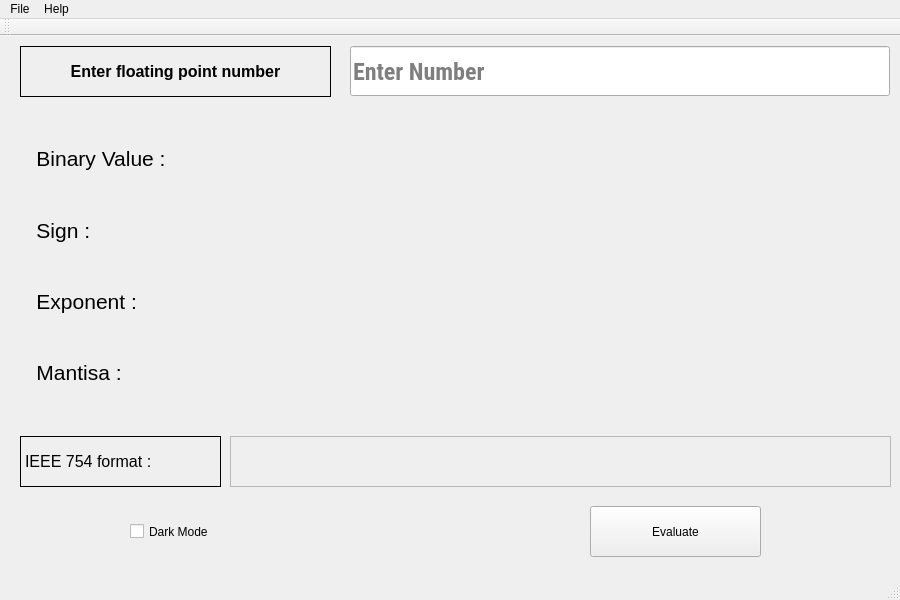
Before: the Qt Designer form mainwindow.ui in xzeck/COA, drawn with Qt 5.
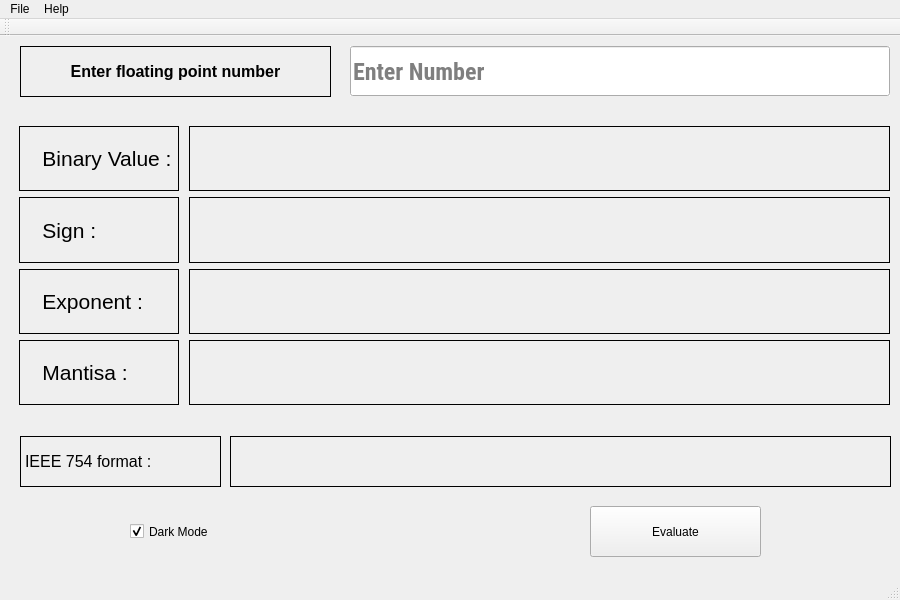
After: the same form once the commit is applied.

Patch:
```diff
--- a/mainwindow.ui
+++ b/mainwindow.ui
@@ -28,6 +28,9 @@
   <property name="documentMode">
    <bool>false</bool>
   </property>
+  <property name="tabShape">
+   <enum>QTabWidget::Triangular</enum>
+  </property>
   <widget class="QWidget" name="centralWidget">
    <property name="styleSheet">
     <string notr="true"/>
@@ -55,7 +58,7 @@
      </font>
     </property>
     <property name="autoFillBackground">
-     <bool>false</bool>
+     <bool>true</bool>
     </property>
     <property name="styleSheet">
      <string notr="true"/>
@@ -88,6 +91,9 @@
     <property name="toolTip">
      <string>Evaluate</string>
     </property>
+    <property name="autoFillBackground">
+     <bool>true</bool>
+    </property>
     <property name="text">
      <string>Evaluate</string>
     </property>
@@ -112,6 +118,9 @@
     <property name="toolTip">
      <string>Type your number here</string>
     </property>
+    <property name="autoFillBackground">
+     <bool>true</bool>
+    </property>
     <property name="styleSheet">
      <string notr="true"/>
     </property>
@@ -134,6 +143,9 @@
       <height>301</height>
      </rect>
     </property>
+    <property name="autoFillBackground">
+     <bool>true</bool>
+    </property>
     <layout class="QHBoxLayout" name="BaseHorizontalLayout" stretch="0,1">
      <property name="spacing">
       <number>10</number>
@@ -171,14 +183,20 @@
            <pointsize>16</pointsize>
           </font>
          </property>
+         <property name="autoFillBackground">
+          <bool>true</bool>
+         </property>
          <property name="styleSheet">
           <string notr="true"/>
          </property>
+         <property name="frameShape">
+          <enum>QFrame::Box</enum>
+         </property>
          <property name="frameShadow">
-          <enum>QFrame::Raised</enum>
+          <enum>QFrame::Plain</enum>
          </property>
          <property name="lineWidth">
-          <number>5</number>
+          <number>1</number>
          </property>
          <property name="text">
           <string>   Binary Value :</string>
@@ -201,14 +219,17 @@
            <pointsize>16</pointsize>
           </font>
          </property>
+         <property name="autoFillBackground">
+          <bool>true</bool>
+         </property>
          <property name="styleSheet">
           <string notr="true"/>
          </property>
          <property name="frameShape">
-          <enum>QFrame::NoFrame</enum>
+          <enum>QFrame::Box</enum>
          </property>
          <property name="frameShadow">
-          <enum>QFrame::Raised</enum>
+          <enum>QFrame::Plain</enum>
          </property>
          <property name="text">
           <string>   Sign :</string>
@@ -231,14 +252,17 @@
            <pointsize>16</pointsize>
           </font>
          </property>
+         <property name="autoFillBackground">
+          <bool>true</bool>
+         </property>
          <property name="styleSheet">
           <string notr="true"/>
          </property>
          <property name="frameShape">
-          <enum>QFrame::NoFrame</enum>
+          <enum>QFrame::Box</enum>
          </property>
          <property name="frameShadow">
-          <enum>QFrame::Raised</enum>
+          <enum>QFrame::Plain</enum>
          </property>
          <property name="text">
           <string>   Exponent :</string>
@@ -261,14 +285,17 @@
            <pointsize>16</pointsize>
           </font>
          </property>
+         <property name="autoFillBackground">
+          <bool>true</bool>
+         </property>
          <property name="styleSheet">
           <string notr="true"/>
          </property>
          <property name="frameShape">
-          <enum>QFrame::NoFrame</enum>
+          <enum>QFrame::Box</enum>
          </property>
          <property name="frameShadow">
-          <enum>QFrame::Raised</enum>
+          <enum>QFrame::Plain</enum>
          </property>
          <property name="text">
           <string>   Mantisa :</string>
@@ -284,6 +311,12 @@
       <layout class="QVBoxLayout" name="TextVerticalLayout">
        <item>
         <widget class="QLabel" name="BinaryDisplayLabel">
+         <property name="sizePolicy">
+          <sizepolicy hsizetype="Preferred" vsizetype="Preferred">
+           <horstretch>0</horstretch>
+           <verstretch>0</verstretch>
+          </sizepolicy>
+         </property>
          <property name="minimumSize">
           <size>
            <width>100</width>
@@ -298,14 +331,17 @@
          <property name="toolTip">
           <string>Displays the Binary value of number you entered</string>
          </property>
+         <property name="autoFillBackground">
+          <bool>true</bool>
+         </property>
          <property name="styleSheet">
           <string notr="true"/>
          </property>
          <property name="frameShape">
-          <enum>QFrame::NoFrame</enum>
+          <enum>QFrame::Box</enum>
          </property>
          <property name="frameShadow">
-          <enum>QFrame::Raised</enum>
+          <enum>QFrame::Plain</enum>
          </property>
          <property name="text">
           <string/>
@@ -328,14 +364,17 @@
          <property name="toolTip">
           <string>Shows the sign of the number, 0 is for positive and 1 is for negative</string>
          </property>
+         <property name="autoFillBackground">
+          <bool>true</bool>
+         </property>
          <property name="styleSheet">
           <string notr="true"/>
          </property>
          <property name="frameShape">
-          <enum>QFrame::NoFrame</enum>
+          <enum>QFrame::Box</enum>
          </property>
          <property name="frameShadow">
-          <enum>QFrame::Raised</enum>
+          <enum>QFrame::Plain</enum>
          </property>
          <property name="text">
           <string/>
@@ -361,14 +400,17 @@
          <property name="toolTip">
           <string>Shows the binary value of the exponent</string>
          </property>
+         <property name="autoFillBackground">
+          <bool>true</bool>
+         </property>
          <property name="styleSheet">
           <string notr="true"/>
          </property>
          <property name="frameShape">
-          <enum>QFrame::NoFrame</enum>
+          <enum>QFrame::Box</enum>
          </property>
          <property name="frameShadow">
-          <enum>QFrame::Raised</enum>
+          <enum>QFrame::Plain</enum>
          </property>
          <property name="text">
           <string/>
@@ -391,14 +433,17 @@
          <property name="toolTip">
           <string>Displays the Mantisa</string>
          </property>
+         <property name="autoFillBackground">
+          <bool>true</bool>
+         </property>
          <property name="styleSheet">
           <string notr="true"/>
          </property>
          <property name="frameShape">
-          <enum>QFrame::NoFrame</enum>
+          <enum>QFrame::Box</enum>
          </property>
          <property name="frameShadow">
-          <enum>QFrame::Raised</enum>
+          <enum>QFrame::Plain</enum>
          </property>
          <property name="text">
           <string/>
@@ -423,6 +468,9 @@
       <pointsize>12</pointsize>
      </font>
     </property>
+    <property name="autoFillBackground">
+     <bool>true</bool>
+    </property>
     <property name="styleSheet">
      <string notr="true"/>
     </property>
@@ -450,11 +498,14 @@
     <property name="toolTip">
      <string>Final converted format with  implied 1</string>
     </property>
+    <property name="autoFillBackground">
+     <bool>true</bool>
+    </property>
     <property name="styleSheet">
      <string notr="true"/>
     </property>
     <property name="frameShape">
-     <enum>QFrame::StyledPanel</enum>
+     <enum>QFrame::Box</enum>
     </property>
     <property name="frameShadow">
      <enum>QFrame::Plain</enum>
@@ -472,9 +523,15 @@
       <height>51</height>
      </rect>
     </property>
+    <property name="autoFillBackground">
+     <bool>false</bool>
+    </property>
     <property name="text">
      <string>Dark Mode</string>
     </property>
+    <property name="checked">
+     <bool>true</bool>
+    </property>
    </widget>
   </widget>
   <widget class="QMenuBar" name="menuBar">
@@ -483,17 +540,25 @@
      <x>0</x>
      <y>0</y>
      <width>900</width>
-     <height>21</height>
+     <height>25</height>
     </rect>
    </property>
    <widget class="QMenu" name="menuHelp">
     <property name="title">
      <string>Help</string>
     </property>
+    <widget class="QMenu" name="menuGitHub">
+     <property name="title">
+      <string>GitHub</string>
+     </property>
+     <addaction name="separator"/>
+     <addaction name="actionAjay_Nair"/>
+     <addaction name="actionHrishikesh_Nair"/>
+    </widget>
     <addaction name="separator"/>
     <addaction name="actionHow_To"/>
     <addaction name="actionAbout"/>
-    <addaction name="actionGitHub"/>
+    <addaction name="menuGitHub"/>
    </widget>
    <widget class="QMenu" name="menuQuit">
     <property name="title">
@@ -529,16 +594,21 @@
     <string>About</string>
    </property>
   </action>
-  <action name="actionGitHub">
-   <property name="text">
-    <string>GitHub</string>
-   </property>
-  </action>
   <action name="actionQuit">
    <property name="text">
     <string>Quit</string>
    </property>
   </action>
+  <action name="actionAjay_Nair">
+   <property name="text">
+    <string>Ajay Nair</string>
+   </property>
+  </action>
+  <action name="actionHrishikesh_Nair">
+   <property name="text">
+    <string>Hrishikesh Nair</string>
+   </property>
+  </action>
  </widget>
  <layoutdefault spacing="6" margin="11"/>
  <resources/>
```
